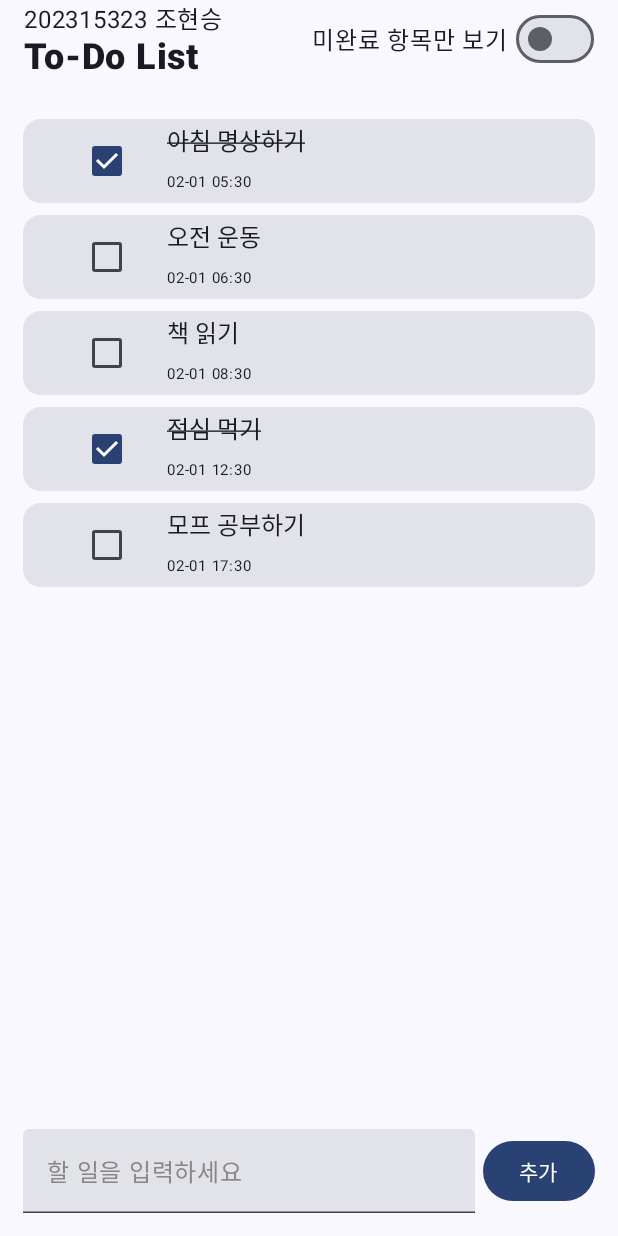
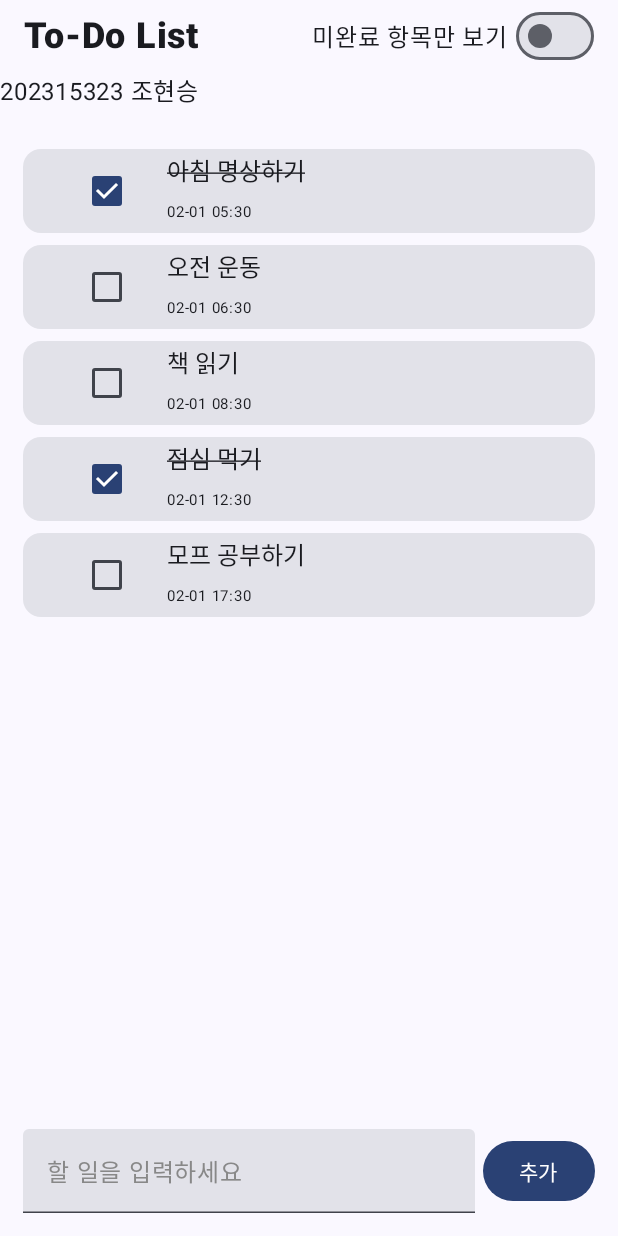
Before and after one commit to chohs4164/MobileProgramming, an Android app built with Jetpack Compose: the screen it shows after launch (MainActivity), on a phone screen of 412 x 824 dp. Run offline under Robolectric (Android 15) with nearby library versions, the phone set to English and light mode, and no system bars.

Commit message:
TodoList-2

```diff
--- a/dweek04a/src/main/java/com/example/dweek04a/uicomponents/MainScreen.kt
+++ b/dweek04a/src/main/java/com/example/dweek04a/uicomponents/MainScreen.kt
@@ -47,10 +47,7 @@ fun MainScreen(modifier: Modifier = Modifier) {
             horizontalArrangement = Arrangement.SpaceBetween,
             verticalAlignment = Alignment.CenterVertically
         ) {
-            Column(){
-                Text(text = "202315323 조현승")
-                TodoListTitle()
-            }
+            TodoListTitle()
             Row(verticalAlignment = Alignment.CenterVertically) {
                 Text("미완료 항목만 보기")
                 Spacer(modifier = modifier.width(5.dp))
@@ -60,6 +57,7 @@ fun MainScreen(modifier: Modifier = Modifier) {
                 )
             }
         }
+        Text(text = "202315323 조현승")
         Spacer(modifier = Modifier.height(8.dp))
         Box(
             modifier = Modifier
```
